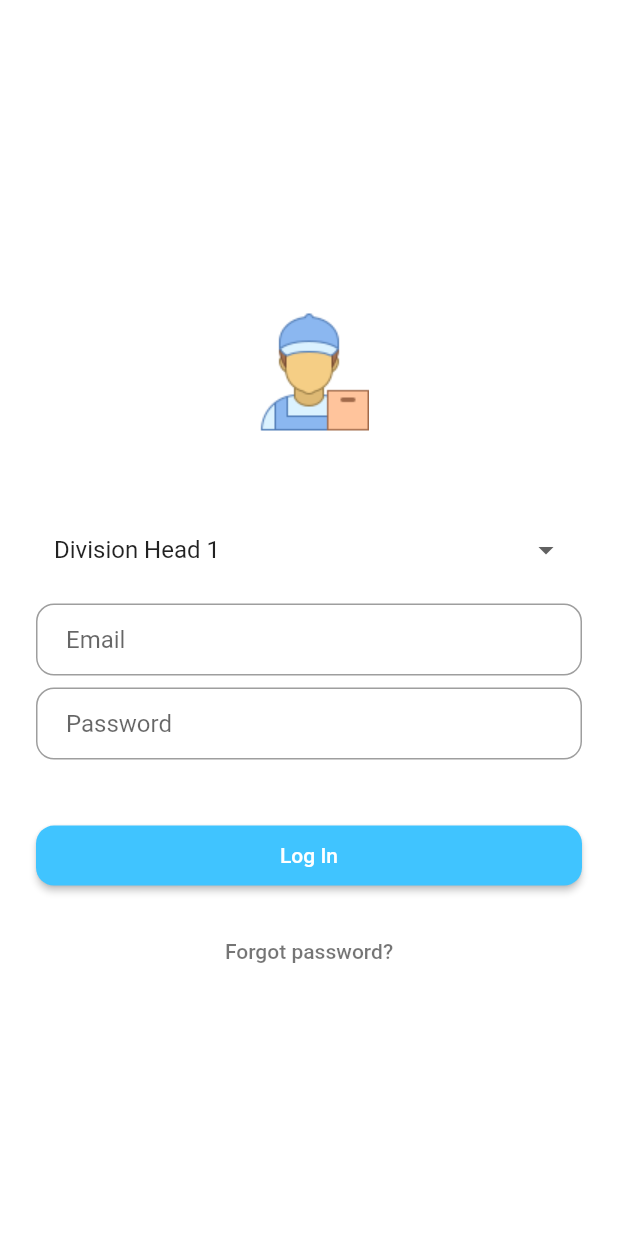
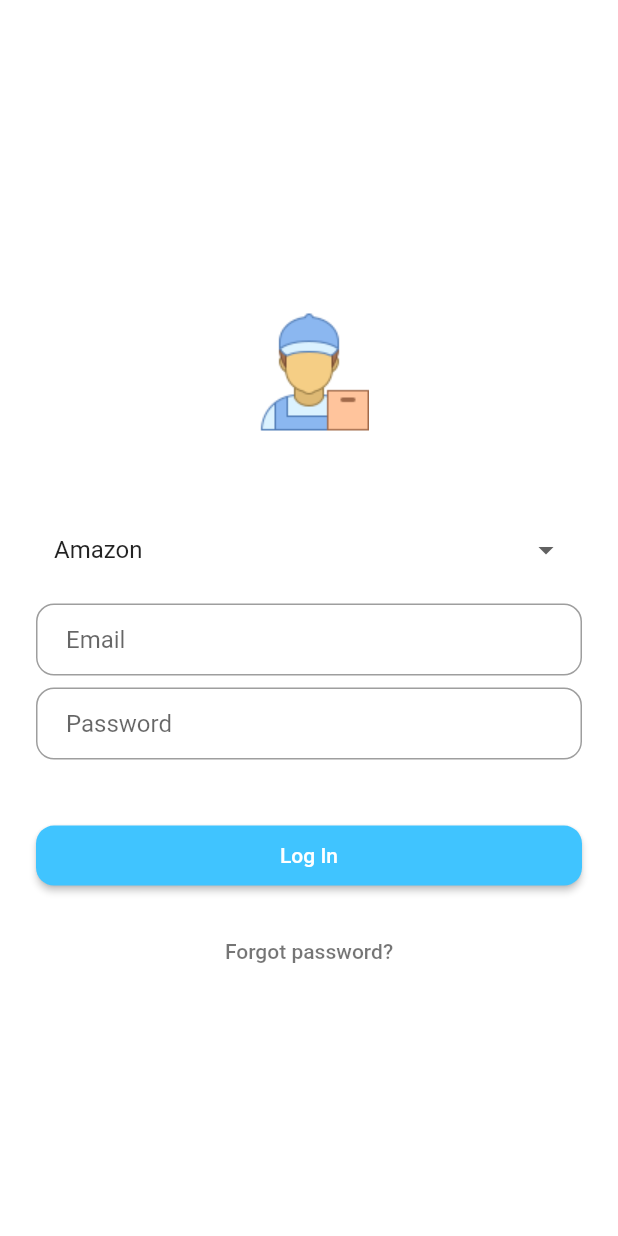
Before and after one commit to axactstudios/ledgerapp, a Flutter app: the DealerLogin screen opened by its route, after a tap on "Log In", on a phone screen of 412 x 824 dp. Run offline on Flutter 3.47's test engine with Material 2 defaults, Android fonts, the phone set to English and light mode, and no system bars; our stand-ins replace firebase_database, random_string; accounts and stored records are empty; Roboto replaces fonts that are missing (Nunito).

Commit message:
datatable added

```diff
--- a/lib/Screens/dealerlogin.dart
+++ b/lib/Screens/dealerlogin.dart
@@ -10,20 +10,20 @@ class DealerLogin extends StatefulWidget {
 }
 
 class _DealerLoginState extends State<DealerLogin> {
-  String divKey = '', dealerKey = '';
+  String CompanyKey = '', dealerKey = '';
 
   TextEditingController emailC = new TextEditingController(text: '');
   TextEditingController pw = new TextEditingController(text: '');
   String holder = '';
-  String dropdownvalue = 'Division Head 1';
+  String dropdownvalue = 'Amazon';
   List<String> users = [
-    'Division Head 1',
-    'Division Head 2',
-    'Division Head 3'
+    'Amazon',
+    'TVS',
+    'Dell'
   ];
   void getDropDownItem() {
     setState(() {
-      divKey = dropdownvalue;
+      CompanyKey = dropdownvalue;
       holder = dropdownvalue;
     });
   }
@@ -64,12 +64,12 @@ class _DealerLoginState extends State<DealerLogin> {
           getDropDownItem();
           print('$holder');
 
-          if ('$holder' == 'Division Head 1') {
+          if ('$holder' == 'Amazon') {
             final db = FirebaseDatabase.instance
                 .reference()
                 .child("Admin")
-                .child("Division Heads")
-                .child("Division Head 1")
+                .child("Companies")
+                .child("Amazon")
                 .child("Dealers");
             db.once().then((DataSnapshot snap) {
               Map<dynamic, dynamic> values = snap.value;
@@ -88,8 +88,7 @@ class _DealerLoginState extends State<DealerLogin> {
                     context,
                     MaterialPageRoute(
                       builder: (context) => dealerScreen(
-                        divKey: divKey,
-                        dealerKey: dealerKey,
+                      CompanyKey,dealerKey
                       ),
                     ),
                   );
@@ -97,12 +96,12 @@ class _DealerLoginState extends State<DealerLogin> {
               });
             });
           }
-          if ('$holder' == 'Division Head 2') {
+          if ('$holder' == 'TVS') {
             final db = FirebaseDatabase.instance
                 .reference()
                 .child("Admin")
-                .child("Division Heads")
-                .child("Division Head 2")
+                .child("Companies")
+                .child("TVS")
                 .child("Dealers");
             db.once().then((DataSnapshot snap) {
               Map<dynamic, dynamic> values = snap.value;
@@ -121,8 +120,7 @@ class _DealerLoginState extends State<DealerLogin> {
                     context,
                     MaterialPageRoute(
                       builder: (context) => dealerScreen(
-                        divKey: divKey,
-                        dealerKey: dealerKey,
+                        CompanyKey,dealerKey
                       ),
                     ),
                   );
@@ -130,12 +128,12 @@ class _DealerLoginState extends State<DealerLogin> {
               });
             });
           }
-          if ('$holder' == 'Division Head 3') {
+          if ('$holder' == 'Dell') {
             final db = FirebaseDatabase.instance
                 .reference()
                 .child("Admin")
-                .child("Division Heads")
-                .child("Division Head 3")
+                .child("Companies")
+                .child("Dell")
                 .child("Dealers");
             db.once().then((DataSnapshot snap) {
               Map<dynamic, dynamic> values = snap.value;
@@ -154,8 +152,7 @@ class _DealerLoginState extends State<DealerLogin> {
                     context,
                     MaterialPageRoute(
                       builder: (context) => dealerScreen(
-                        divKey: divKey,
-                        dealerKey: dealerKey,
+                        CompanyKey,dealerKey
                       ),
                     ),
                   );
--- a/lib/main.dart
+++ b/lib/main.dart
@@ -16,7 +16,7 @@ class MyApp extends StatelessWidget {
     HomePage.tag: (context) => HomePage(),
 
     distributorScreen.tag: (context) => distributorScreen(),
-    dealerScreen.tag: (context) => dealerScreen(),
+
     DealerLogin.tag:(context)=>DealerLogin()
   };
 
```
Also changed, not shown: lib/Screens/DealerScreen.dart (+246 -199 lines), lib/Widgets/RecordCard.dart (+2 -8 lines).
